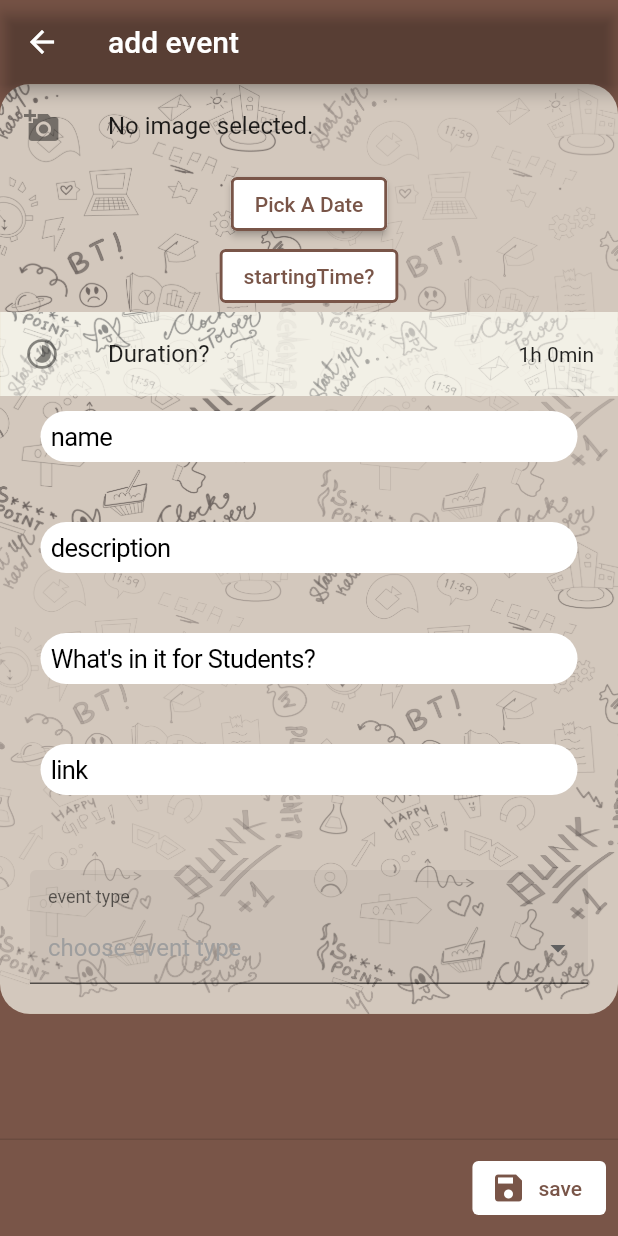
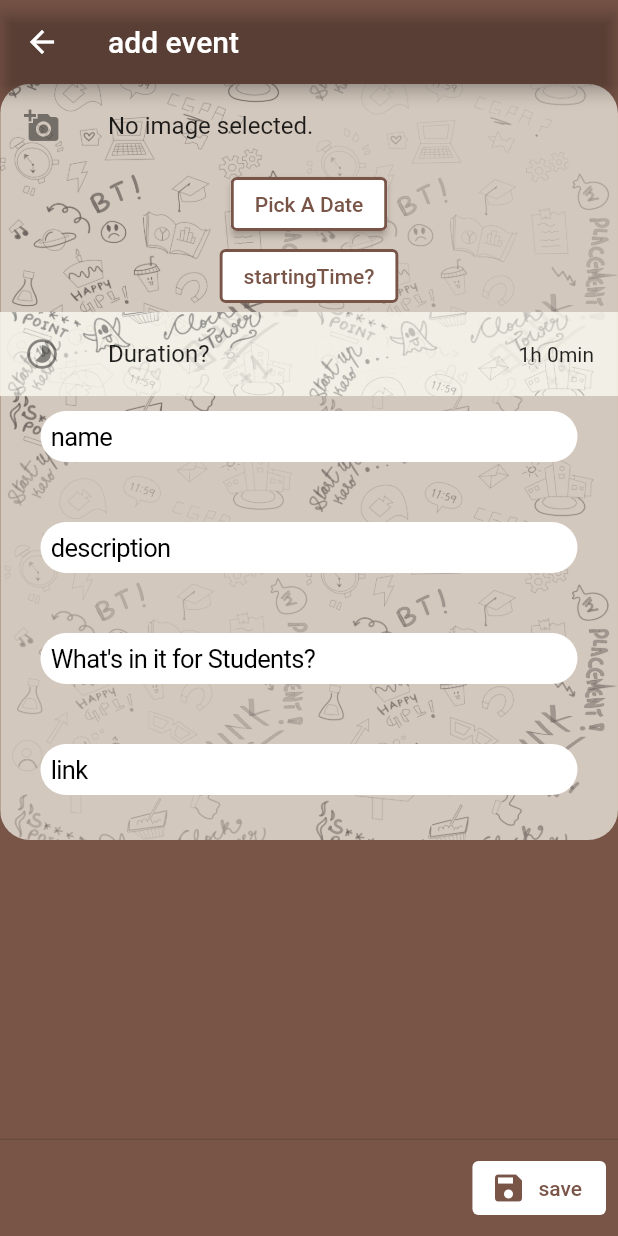
Before and after one commit to nilaysinghsolanki/Designfinal2, a Flutter app: the AddingPage widget shown alone on an empty page, opened directly, after a tap on "Add to Events", on a phone screen of 412 x 824 dp. Run offline on Flutter 3.47's test engine with Material 2 defaults, Android fonts, the phone set to English and light mode, and no system bars; drawn by our look-alikes of dropdown_formfield; our stand-ins replace carousel_slider, date_time_picker, dio, flutter_staggered_animations, font_awesome_flutter, image_picker and 6 more; missing offline and left inert: crop_your_image, time_range_picker; accounts and stored records are empty; statements that could not run were skipped.

Commit message:
eve pro int/job

```diff
--- a/lib/Screens/addEventScreen.dart
+++ b/lib/Screens/addEventScreen.dart
@@ -82,6 +82,7 @@ class _AddEventScreenState extends State<AddEventScreen> {
   Duration _duration = Duration(hours: 0, minutes: 0);
   @override
   Widget build(BuildContext context) {
+    type = ModalRoute.of(context).settings.arguments;
     // BuildContext bc =
     //     Provider.of<TabsScreenContext>(context, listen: false).get();
     var data = Provider.of<AddEventScreenData>(context, listen: true);
@@ -150,7 +151,11 @@ class _AddEventScreenState extends State<AddEventScreen> {
       ],
       appBar: AppBar(
         backgroundColor: Colors.transparent,
-        title: Text('add event'),
+        title: type == 1
+            ? Text('add event')
+            : type == 2
+                ? Text('add projects')
+                : Text('add internships/jobs'),
       ),
       body: Container(
         decoration: BoxDecoration(
@@ -354,40 +359,40 @@ class _AddEventScreenState extends State<AddEventScreen> {
                     EdgeInsets.only(left: 22, top: 0, bottom: 20, right: 22),
               ),
 
-              Container(
-                padding: EdgeInsets.all(20),
-                child: DropDownFormField(
-                  textField: 'display',
-                  valueField: 'value',
-                  dataSource: [
-                    {
-                      "display": "type1",
-                      "value": 1,
-                    },
-                    {
-                      "display": "type2",
-                      "value": 2,
-                    },
-                    {
-                      "display": "type3",
-                      "value": 3,
-                    },
-                  ],
-                  onSaved: (value) {
-                    setState(() {
-                      type = value;
-                    });
-                  },
-                  onChanged: (value) {
-                    setState(() {
-                      type = value;
-                    });
-                  },
-                  titleText: 'event type',
-                  value: type,
-                  hintText: 'choose event type',
-                ),
-              ),
+              // Container(
+              //   padding: EdgeInsets.all(20),
+              //   child: DropDownFormField(
+              //     textField: 'display',
+              //     valueField: 'value',
+              //     dataSource: [
+              //       {
+              //         "display": "type1",
+              //         "value": 1,
+              //       },
+              //       {
+              //         "display": "type2",
+              //         "value": 2,
+              //       },
+              //       {
+              //         "display": "type3",
+              //         "value": 3,
+              //       },
+              //     ],
+              //     onSaved: (value) {
+              //       setState(() {
+              //         type = value;
+              //       });
+              //     },
+              //     onChanged: (value) {
+              //       setState(() {
+              //         type = value;
+              //       });
+              //     },
+              //     titleText: 'event type',
+              //     value: type,
+              //     hintText: 'choose event type',
+              //   ),
+              // ),
             ],
           )),
         ),
--- a/lib/main.dart
+++ b/lib/main.dart
@@ -1333,7 +1333,7 @@ class _AddingPageState extends State<AddingPage> {
             onTap: () {
               //  Navigator.push(context,
               //     MaterialPageRoute(builder: (context) => CustomPage()));
-              Navigator.of(context).pushNamed('AddEventScreen');
+              Navigator.of(context).pushNamed('AddEventScreen', arguments: 1);
             },
             leading: Icon(
               FontAwesomeIcons.star,
@@ -1351,19 +1351,59 @@ class _AddingPageState extends State<AddingPage> {
           padding: const EdgeInsets.all(8.0),
           child: ListTile(
             onTap: () {
-              Navigator.push(context,
-                  MaterialPageRoute(builder: (context) => AddToSchedulePage()));
+              //  Navigator.push(context,
+              //     MaterialPageRoute(builder: (context) => CustomPage()));
+              Navigator.of(context).pushNamed('AddEventScreen', arguments: 2);
             },
             leading: Icon(
-              Icons.schedule_outlined,
-              color: Colors.black,
+              FontAwesomeIcons.star,
+              color: Colors.purple,
             ),
-            title: Text("Add to Schedule", style: general_text_style),
+            title: Text("Add to projects", style: general_text_style),
             subtitle: Text(
-                "Update your personal schedule with new tasks assigned like self study,sports.etc"),
+                "Update via this feature to let people know the details of any event"),
           ),
         ),
       ),
+      Card(
+        elevation: 0,
+        child: Padding(
+          padding: const EdgeInsets.all(8.0),
+          child: ListTile(
+            onTap: () {
+              //  Navigator.push(context,
+              //     MaterialPageRoute(builder: (context) => CustomPage()));
+              Navigator.of(context).pushNamed('AddEventScreen', arguments: 3);
+            },
+            leading: Icon(
+              FontAwesomeIcons.star,
+              color: Colors.purple,
+            ),
+            title: Text("Add to internships/jobs", style: general_text_style),
+            subtitle: Text(
+                "Update via this feature to let people know the details of any event"),
+          ),
+        ),
+      ),
+      // Card(
+      //   elevation: 0,
+      //   child: Padding(
+      //     padding: const EdgeInsets.all(8.0),
+      //     child: ListTile(
+      //       onTap: () {
+      //         Navigator.push(context,
+      //             MaterialPageRoute(builder: (context) => AddToSchedulePage()));
+      //       },
+      //       leading: Icon(
+      //         Icons.schedule_outlined,
+      //         color: Colors.black,
+      //       ),
+      //       title: Text("Add to Schedule", style: general_text_style),
+      //       subtitle: Text(
+      //           "Update your personal schedule with new tasks assigned like self study,sports.etc"),
+      //     ),
+      //   ),
+      // ),
       Card(
         elevation: 0,
         child: Padding(
@@ -1392,7 +1432,7 @@ class _AddingPageState extends State<AddingPage> {
         color: Colors.transparent,
         child: ListView.builder(
           physics: BouncingScrollPhysics(),
-          itemCount: 3,
+          itemCount: 4,
           itemBuilder: (BuildContext context, int index) {
             return AnimationConfiguration.staggeredList(
               position: index,
```
